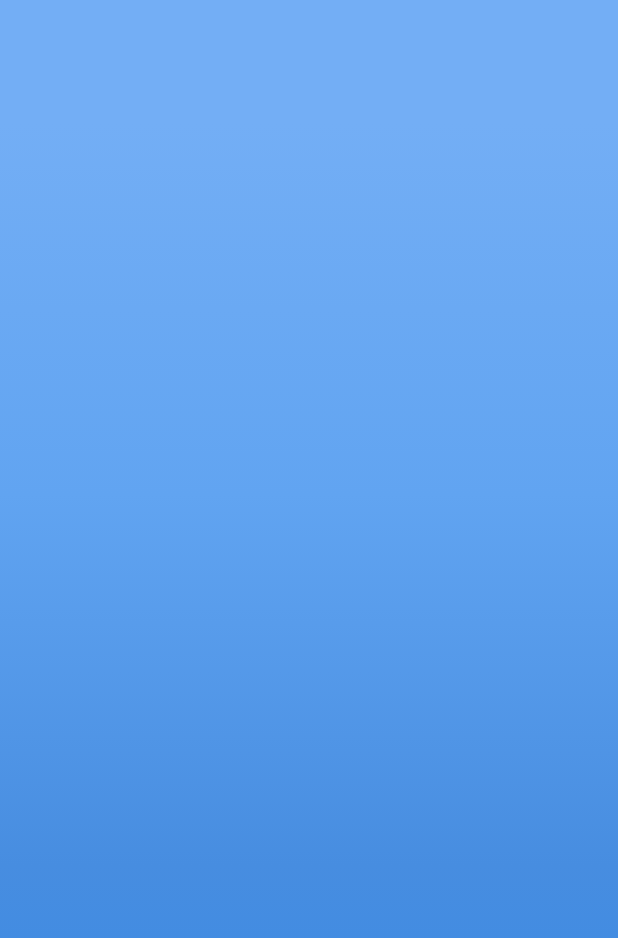
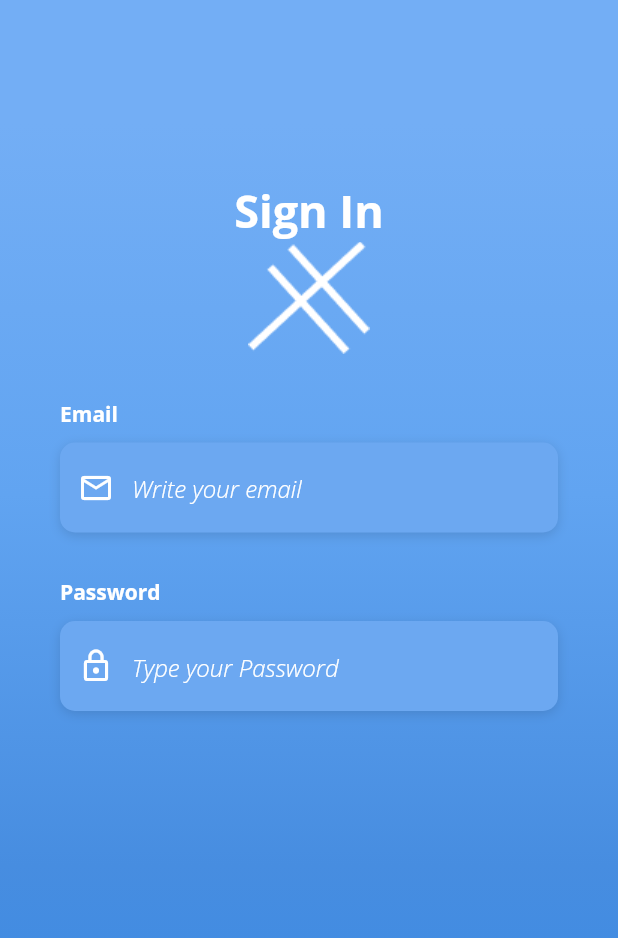
Before and after one commit to lordvlads77/FlutterUILoginScreen, a Flutter app: the screen it shows after launch, on a phone screen of 412 x 824 dp. Shown: the top 938 px of the screen. Run offline on Flutter 3.47's test engine with Material 2 defaults, Android fonts, the phone set to English and light mode, and no system bars.

Commit message:
Added Email and Passwords Input Fields | Logo Image | Title txt

```diff
--- a/lib/login.dart
+++ b/lib/login.dart
@@ -16,7 +16,7 @@ class _LoginState extends State<Login> {
           Container(
             height: double.infinity,
             width: double.infinity,
-            decoration: BoxDecoration(
+            decoration: const BoxDecoration(
               gradient: LinearGradient(
                 begin: Alignment.topCenter,
                 end: Alignment.bottomCenter,
@@ -34,7 +34,146 @@ class _LoginState extends State<Login> {
                 ],
               )
             ),
-          )
+          ),
+          Container(
+            height: double.infinity,
+            child: SingleChildScrollView(
+              physics: const AlwaysScrollableScrollPhysics(),
+              padding: const EdgeInsets.symmetric(
+                horizontal: 40,
+                vertical: 120,
+              ),
+              child: Column(
+                mainAxisAlignment: MainAxisAlignment.center,
+                children: [
+                  Text(
+                    'Sign In',
+                    style: TextStyle(
+                      color: Colors.white,
+                      fontFamily: 'OpenSans',
+                      fontSize: 30,
+                      fontWeight: FontWeight.bold,
+                    ),
+                  ),
+                  Image.asset('img/80x73Mobile.png'),
+                  SizedBox(
+                    height: 30,
+                  ),
+                  Column(
+                    crossAxisAlignment: CrossAxisAlignment.start,
+                    children: [
+                      Text(
+                        'Email',
+                        style: TextStyle(
+                          color: Colors.white,
+                          fontWeight: FontWeight.bold,
+                          fontFamily: 'OpenSans',
+                        ),
+                      ),
+                      SizedBox(
+                        height: 10,
+                      ),
+                      Container(
+                        alignment: Alignment.centerLeft,
+                        decoration: BoxDecoration(
+                          color: Color(0xFF6CA8F1),
+                          borderRadius: BorderRadius.circular(10),
+                          boxShadow: [
+                            BoxShadow(
+                              color: Colors.black12,
+                              blurRadius: 6,
+                              offset: Offset(0, 2)
+                            ),
+                          ],
+                        ),
+                        height: 60,
+                        child: TextField(
+                          keyboardType: TextInputType.emailAddress,
+                          style: TextStyle(
+                            color: Colors.white,
+                            fontFamily: 'OpenSans',
+                          ),
+                          decoration: InputDecoration(
+                            border: InputBorder.none,
+                            contentPadding: EdgeInsets.only(
+                              top: 14
+                            ),
+                            prefixIcon: Icon(
+                              Icons.mail_outline,
+                              color: Colors.white,
+                            ),
+                            hintText: 'Write your email',
+                            hintStyle: TextStyle(
+                              color: Colors.white,
+                              fontFamily: 'OpenSans',
+                              fontStyle: FontStyle.italic,
+                            ),
+                          ),
+                        ),
+                      ),
+                    ],
+                  ),
+                  SizedBox(
+                    height: 30,
+                  ),
+                  Column(
+                    crossAxisAlignment: CrossAxisAlignment.start,
+                    children: [
+                      Text(
+                        'Password',
+                        style: TextStyle(
+                          color: Colors.white,
+                          fontWeight: FontWeight.bold,
+                          fontFamily: 'OpenSans',
+                        ),
+                      ),
+                      SizedBox(
+                        height: 10,
+                      ),
+                      Container(
+                        alignment: Alignment.centerLeft,
+                        decoration: BoxDecoration(
+                          color: Color(0xFF6CA8F1),
+                          borderRadius: BorderRadius.circular(10),
+                          boxShadow: [
+                            BoxShadow(
+                                color: Colors.black12,
+                                blurRadius: 6,
+                                offset: Offset(0, 2)
+                            ),
+                          ],
+                        ),
+                        height: 60,
+                        child: TextField(
+                          obscureText: true,
+                          style: TextStyle(
+                            color: Colors.white,
+                            fontFamily: 'OpenSans'
+                          ),
+                          decoration: InputDecoration(
+                            border: InputBorder.none,
+                            contentPadding: EdgeInsets.only(
+                                top: 14
+                            ),
+                            prefixIcon: Icon(
+                              Icons.lock_outline,
+                              color: Colors.white,
+                            ),
+                            hintText: 'Type your Password',
+                            hintStyle: TextStyle(
+                              color: Colors.white,
+                              fontFamily: 'OpenSans',
+                              fontStyle: FontStyle.italic,
+                            ),
+                          ),
+                        ),
+                      ),
+                    ],
+                  ),
+                ],
+              ),
+            ),
+          ),
         ],
       ),
     );
```
Also changed, not shown: pubspec.yaml (+8 -0 lines), fonts/OpenSans-Bold.ttf (added), fonts/OpenSans-LightItalic.ttf (added), img/80x73Mobile.png (added).
